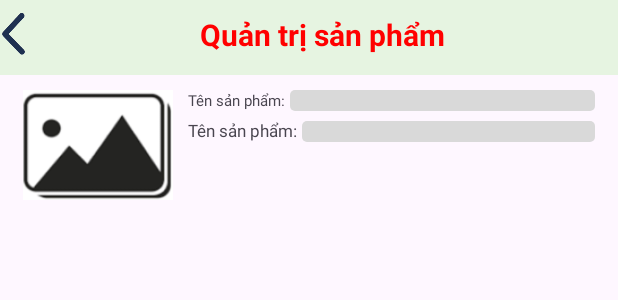
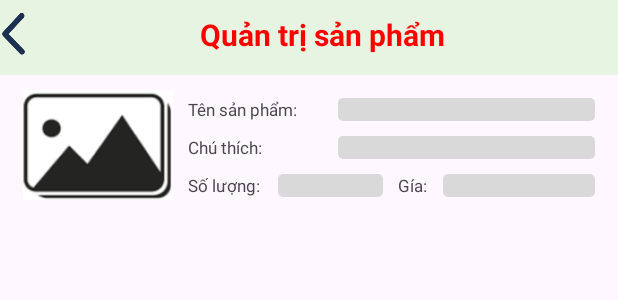
Before and after one commit to NgocThang2003/Nhom6_ChuyenDe2, an Android app: the layout layout_quantrisanpham.xml on its own in the app's theme, with its tools: preview values and no code run, on a phone screen of 412 x 824 dp. Shown: the top 300 px of the screen. Run offline under Robolectric (Android 15) with nearby library versions, the phone set to English and light mode, and no system bars.

Commit message:
quan tri san pham

```diff
--- a/app/src/main/res/layout/layout_quantrisanpham.xml
+++ b/app/src/main/res/layout/layout_quantrisanpham.xml
@@ -57,18 +57,19 @@
                 android:orientation="vertical">
 
                 <LinearLayout
+                    android:layout_marginTop="5dp"
                     android:layout_width="match_parent"
                     android:layout_height="wrap_content"
                     android:orientation="horizontal">
 
                     <TextView
-                        android:textSize="10dp"
-                        android:layout_width="wrap_content"
+                        android:textSize="11dp"
+                        android:layout_width="100dp"
                         android:layout_height="wrap_content"
                         android:text="Tên sản phẩm: "></TextView>
 
                     <EditText
-                        android:textSize="10dp"
+                        android:textSize="11dp"
                         android:layout_width="match_parent"
                         android:layout_height="wrap_content"
                         android:background="@drawable/bg_edt"></EditText>
@@ -76,19 +77,51 @@
 
                 <LinearLayout
 
-                    android:layout_marginTop="5dp"
+                    android:layout_marginTop="10dp"
                     android:layout_width="match_parent"
                     android:layout_height="wrap_content"
                     android:orientation="horizontal">
 
                     <TextView
                         android:textSize="11dp"
-                        android:layout_width="wrap_content"
+                        android:layout_width="100dp"
                         android:layout_height="wrap_content"
-                        android:text="Tên sản phẩm: "></TextView>
+                        android:text="Chú thích: "></TextView>
 
                     <EditText
-                        android:textSize="10dp"
+                        android:textSize="11dp"
+                        android:layout_width="match_parent"
+                        android:layout_height="wrap_content"
+                        android:background="@drawable/bg_edt"></EditText>
+                </LinearLayout>
+
+                <LinearLayout
+                    android:layout_marginTop="10dp"
+                    android:layout_width="match_parent"
+                    android:layout_height="wrap_content"
+                    android:orientation="horizontal">
+
+                    <TextView
+                        android:textSize="11dp"
+                        android:layout_width="60dp"
+                        android:layout_height="wrap_content"
+                        android:text="Số lượng: "></TextView>
+
+                    <EditText
+                        android:textSize="11dp"
+                        android:layout_width="70dp"
+                        android:layout_height="wrap_content"
+                        android:background="@drawable/bg_edt"></EditText>
+
+                    <TextView
+                        android:layout_marginLeft="10dp"
+                        android:textSize="11dp"
+                        android:layout_width="30dp"
+                        android:layout_height="wrap_content"
+                        android:text="Gía: "></TextView>
+
+                    <EditText
+                        android:textSize="11dp"
                         android:layout_width="match_parent"
                         android:layout_height="wrap_content"
                         android:background="@drawable/bg_edt"></EditText>
```
